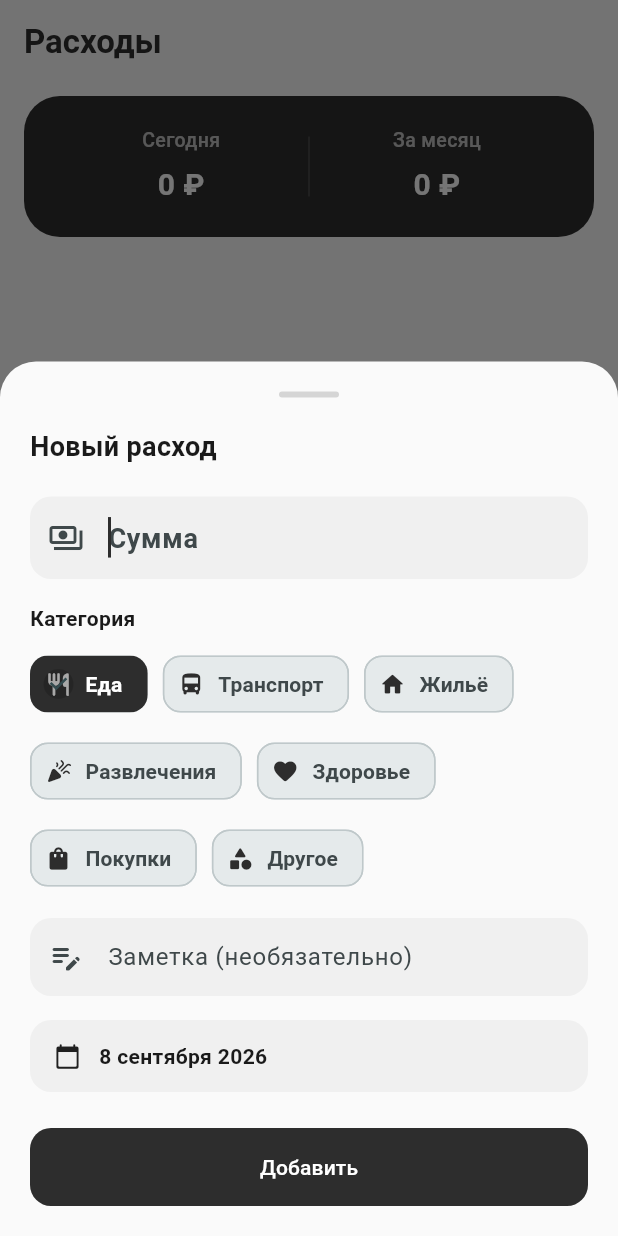
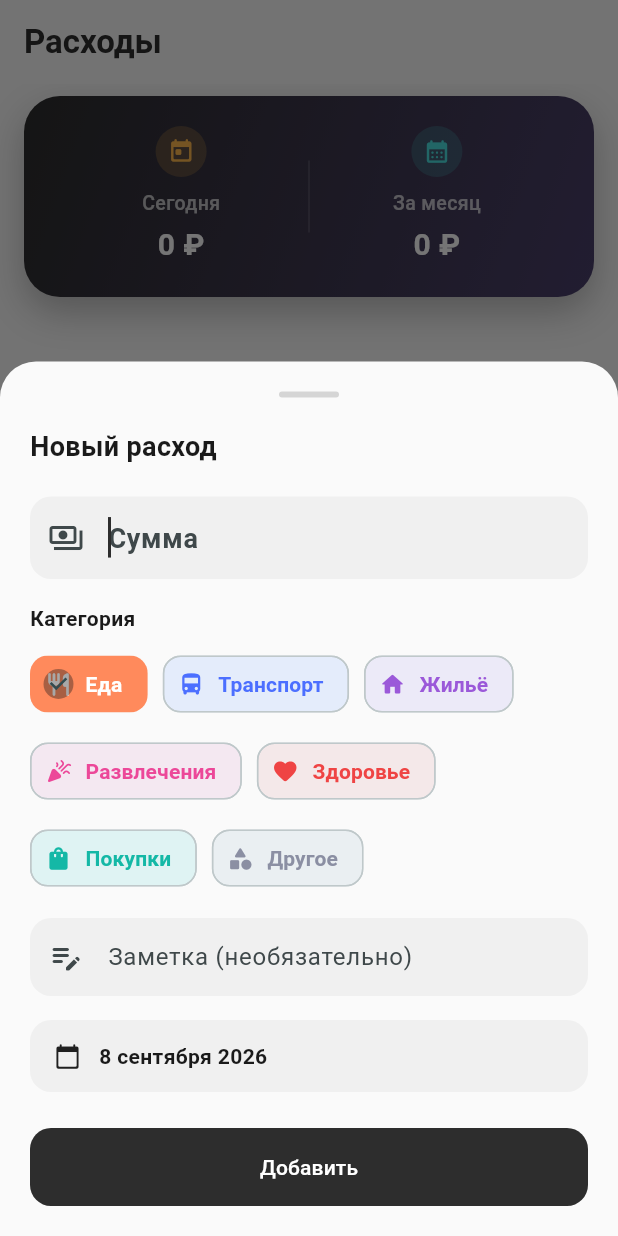
Before and after one commit to baboevazamatkz-create/Project, a Flutter app: the screen it shows after launch, after a tap on the "add" icon, on a phone screen of 412 x 824 dp. Run offline on Flutter 3.47's test engine with Material 3 defaults, Android fonts, the phone set to English and light mode, and no system bars; our stand-ins replace shared_preferences.

Commit message:
Add category colors and gradient summary card
The UI was fully monochrome (single dark accent). Give each expense
category its own color, applied to the icon badge in the expense
list and the category picker chips in the add-expense sheet, and
replace the flat summary card with a subtle gradient plus colored
icon badges for today/month.

Co-Authored-By: Claude Sonnet 5 <noreply@anthropic.com>
Claude-Session: https://claude.ai/code/session_01FGhFt6z7pbN8caMhjQJkXN

```diff
--- a/lib/models/expense_category.dart
+++ b/lib/models/expense_category.dart
@@ -49,6 +49,25 @@ extension ExpenseCategoryX on ExpenseCategory {
     }
   }
 
+  Color get color {
+    switch (this) {
+      case ExpenseCategory.food:
+        return const Color(0xFFFF8A5C);
+      case ExpenseCategory.transport:
+        return const Color(0xFF4C6FFF);
+      case ExpenseCategory.housing:
+        return const Color(0xFF9B59D9);
+      case ExpenseCategory.entertainment:
+        return const Color(0xFFEC4899);
+      case ExpenseCategory.health:
+        return const Color(0xFFEF4444);
+      case ExpenseCategory.shopping:
+        return const Color(0xFF14B8A6);
+      case ExpenseCategory.other:
+        return const Color(0xFF8B8FA3);
+    }
+  }
+
   String get storageKey => name;
 
   static ExpenseCategory fromStorageKey(String key) {
--- a/lib/widgets/add_expense_sheet.dart
+++ b/lib/widgets/add_expense_sheet.dart
@@ -123,18 +123,15 @@ class _AddExpenseSheetState extends State<AddExpenseSheet> {
                   avatar: Icon(
                     category.icon,
                     size: 18,
-                    color: selected
-                        ? Colors.white
-                        : Theme.of(context).colorScheme.primary,
+                    color: selected ? Colors.white : category.color,
                   ),
                   label: Text(category.label),
                   labelStyle: TextStyle(
-                    color: selected ? Colors.white : null,
+                    color: selected ? Colors.white : category.color,
                     fontWeight: FontWeight.w600,
                   ),
-                  selectedColor: Theme.of(context).colorScheme.primary,
-                  backgroundColor:
-                      Theme.of(context).colorScheme.primary.withValues(alpha: 0.08),
+                  selectedColor: category.color,
+                  backgroundColor: category.color.withValues(alpha: 0.1),
                   shape: RoundedRectangleBorder(
                     borderRadius: BorderRadius.circular(12),
                     side: BorderSide.none,
--- a/lib/widgets/expense_tile.dart
+++ b/lib/widgets/expense_tile.dart
@@ -26,12 +26,12 @@ class ExpenseTile extends StatelessWidget {
               width: 44,
               height: 44,
               decoration: BoxDecoration(
-                color: Theme.of(context).colorScheme.primary.withValues(alpha: 0.1),
+                color: expense.category.color.withValues(alpha: 0.15),
                 borderRadius: BorderRadius.circular(14),
               ),
               child: Icon(
                 expense.category.icon,
-                color: Theme.of(context).colorScheme.primary,
+                color: expense.category.color,
                 size: 22,
               ),
             ),
--- a/lib/widgets/summary_card.dart
+++ b/lib/widgets/summary_card.dart
@@ -20,24 +20,39 @@ class SummaryCard extends StatelessWidget {
     return Container(
       padding: const EdgeInsets.all(20),
       decoration: BoxDecoration(
-        color: kAccentColor,
+        gradient: const LinearGradient(
+          begin: Alignment.topLeft,
+          end: Alignment.bottomRight,
+          colors: [kAccentColor, Color(0xFF4A3F6B)],
+        ),
         borderRadius: BorderRadius.circular(24),
+        boxShadow: [
+          BoxShadow(
+            color: kAccentColor.withValues(alpha: 0.3),
+            blurRadius: 20,
+            offset: const Offset(0, 10),
+          ),
+        ],
       ),
       child: Row(
         children: [
           Expanded(
             child: _SummaryItem(
+              icon: Icons.today_rounded,
+              iconColor: const Color(0xFFFFB84C),
               label: 'Сегодня',
               value: currencyFormat.format(todayTotal),
             ),
           ),
           Container(
             width: 1,
-            height: 40,
+            height: 48,
             color: Colors.white.withValues(alpha: 0.15),
           ),
           Expanded(
             child: _SummaryItem(
+              icon: Icons.calendar_month_rounded,
+              iconColor: const Color(0xFF4ADEDE),
               label: 'За месяц',
               value: currencyFormat.format(monthTotal),
             ),
@@ -49,16 +64,32 @@ class SummaryCard extends StatelessWidget {
 }
 
 class _SummaryItem extends StatelessWidget {
+  final IconData icon;
+  final Color iconColor;
   final String label;
   final String value;
 
-  const _SummaryItem({required this.label, required this.value});
+  const _SummaryItem({
+    required this.icon,
+    required this.iconColor,
+    required this.label,
+    required this.value,
+  });
 
   @override
   Widget build(BuildContext context) {
     return Column(
       crossAxisAlignment: CrossAxisAlignment.center,
       children: [
+        Container(
+          padding: const EdgeInsets.all(8),
+          decoration: BoxDecoration(
+            color: iconColor.withValues(alpha: 0.2),
+            shape: BoxShape.circle,
+          ),
+          child: Icon(icon, color: iconColor, size: 18),
+        ),
+        const SizedBox(height: 8),
         Text(
           label,
           style: TextStyle(
@@ -67,7 +98,7 @@ class _SummaryItem extends StatelessWidget {
             fontWeight: FontWeight.w500,
           ),
         ),
-        const SizedBox(height: 6),
+        const SizedBox(height: 4),
         Text(
           value,
           style: const TextStyle(
```
